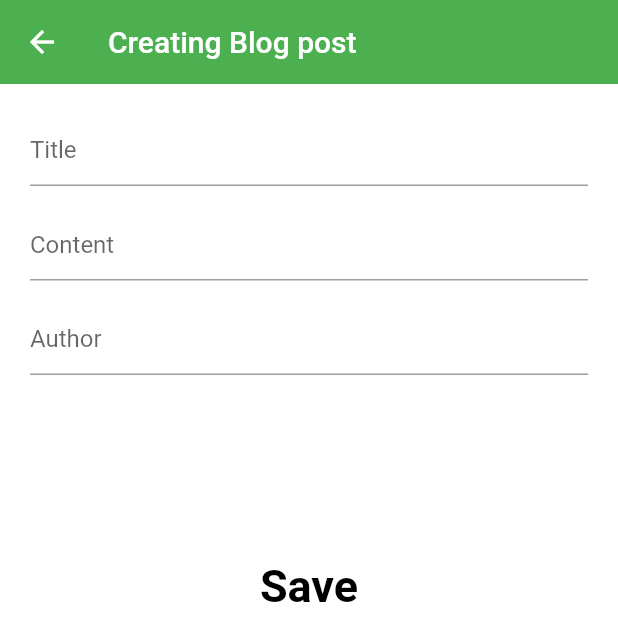
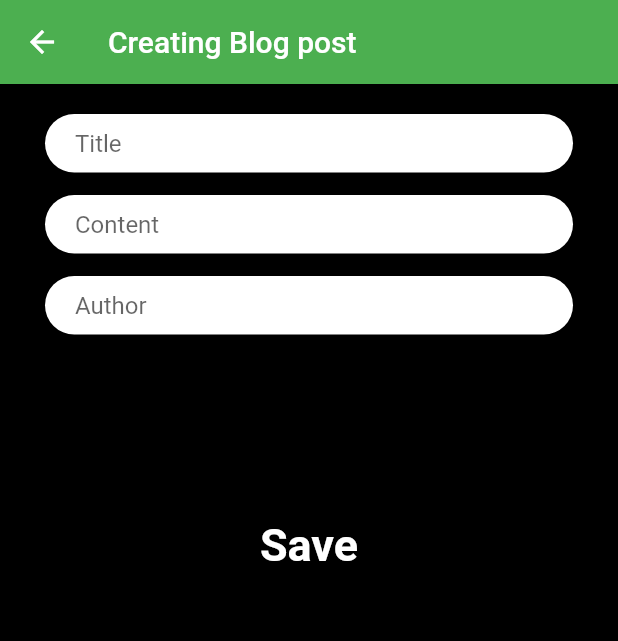
Before and after one commit to Optimus-ged/deep_mobile_learning, a Flutter app: the BlogPostModify screen opened directly, on a phone screen of 412 x 824 dp. Shown: the top 641 px of the screen. Run offline on Flutter 3.47's test engine with Material 2 defaults, Android fonts, the phone set to English and light mode, and no system bars; our stand-ins replace get_it.

```diff
--- a/lib/pages/blog_post_modify.dart
+++ b/lib/pages/blog_post_modify.dart
@@ -1,5 +1,4 @@
 import 'dart:math';
-
 import 'package:deep_mobile_learning/model/blog_post.dart';
 import 'package:deep_mobile_learning/view_model/blog_post_vm.dart';
 import 'package:flutter/material.dart';
@@ -28,7 +27,7 @@ class BlogPostModify extends StatelessWidget {
   @override
   Widget build(BuildContext context) {
     return Scaffold(
-      backgroundColor: Colors.white,
+      backgroundColor: Colors.black,
       appBar: AppBar(
         elevation: 0.0,
         title: Text(isEditing ? "Edit blog post" : "Creating Blog post"),
@@ -92,7 +91,7 @@ class BlogPostModify extends StatelessWidget {
                   style: TextStyle(
                     fontSize: 30,
                     fontWeight: FontWeight.bold,
-                    color: Colors.black,
+                    color: Colors.white,
                   ),
                 ),
               ),
@@ -106,15 +105,15 @@ class BlogPostModify extends StatelessWidget {
 
 Widget myTextField({TextEditingController controller, @required hint}) {
   return Padding(
-    padding: const EdgeInsets.only(bottom: 15),
+    padding: const EdgeInsets.only(bottom: 15, left: 30, right: 30),
     child: Container(
-      padding: EdgeInsets.symmetric(horizontal: 20),
+      decoration: BoxDecoration(
+          color: Colors.white, borderRadius: BorderRadius.circular(30)),
+      padding: EdgeInsets.symmetric(horizontal: 20, vertical: 10),
       child: TextField(
         controller: controller,
         cursorColor: Colors.green,
-        decoration: InputDecoration(
-          hintText: "$hint",
-        ),
+        decoration: InputDecoration.collapsed(hintText: hint),
       ),
     ),
   );
```
